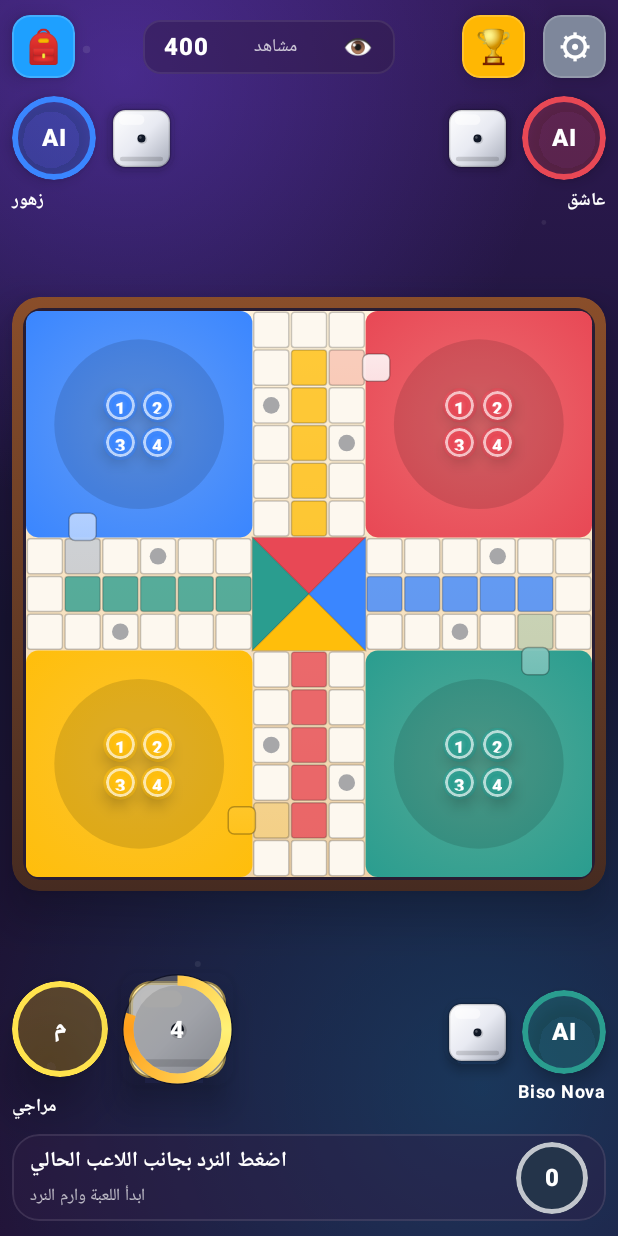
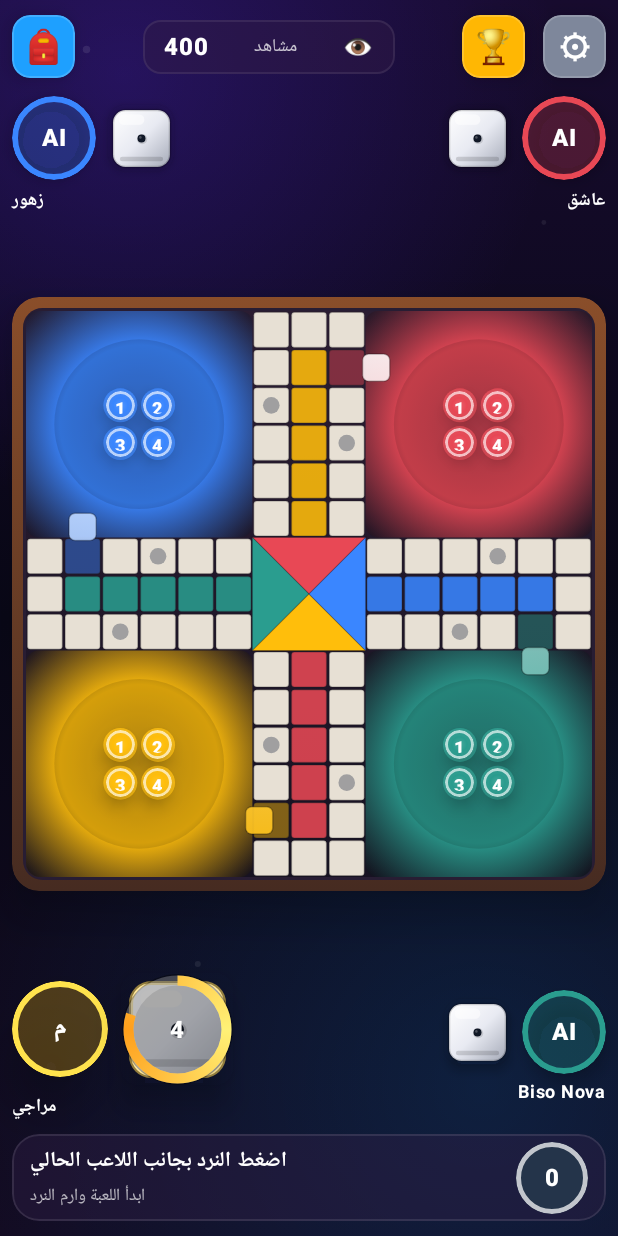
Before and after one commit to hamza2234/New, an Android app built with Jetpack Compose: the screen it shows after launch (MainActivity), after a tap on "ابدأ", on a phone screen of 412 x 824 dp. Run offline under Robolectric (Android 15) with nearby library versions, the phone set to English and light mode, and no system bars; 3 other taps on this screen came first.

Commit message:
Align piece direction and darken board
Co-authored-by: hamza2234 <hamza2234@users.noreply.github.com>

```diff
--- a/app/src/main/java/com/example/ludo/LudoGameEngine.kt
+++ b/app/src/main/java/com/example/ludo/LudoGameEngine.kt
@@ -193,7 +193,7 @@ class LudoGameEngine(
     }
 
     private fun absoluteTrackCell(owner: LudoPlayerColor, progress: Int): Int =
-        (owner.startCell + progress) % TRACK_CELL_COUNT
+        (owner.startCell - progress + TRACK_CELL_COUNT) % TRACK_CELL_COUNT
 
     private fun nextTurnAfter(state: LudoUiState, dice: Int): LudoPlayerColor {
         if (dice == 6) return state.currentTurn
--- a/app/src/main/java/com/example/ludo/LudoScreen.kt
+++ b/app/src/main/java/com/example/ludo/LudoScreen.kt
@@ -305,9 +305,9 @@ private fun PremiumBackground(
             .background(
                 Brush.verticalGradient(
                     listOf(
-                        Color(0xFF301A55),
-                        Color(0xFF171331),
-                        Color(0xFF221338),
+                        Color(0xFF170B2E),
+                        Color(0xFF090817),
+                        Color(0xFF130B22),
                     ),
                 ),
             ),
@@ -315,7 +315,7 @@ private fun PremiumBackground(
         Canvas(modifier = Modifier.fillMaxSize()) {
             drawCircle(
                 brush = Brush.radialGradient(
-                    colors = listOf(Color(0xFF7C4DFF).copy(alpha = 0.34f), Color.Transparent),
+                    colors = listOf(Color(0xFF5A2EFF).copy(alpha = 0.24f), Color.Transparent),
                     center = Offset(size.width * 0.2f, size.height * 0.06f),
                     radius = size.width * 0.7f,
                 ),
@@ -324,7 +324,7 @@ private fun PremiumBackground(
             )
             drawCircle(
                 brush = Brush.radialGradient(
-                    colors = listOf(Color(0xFF00D9FF).copy(alpha = 0.18f), Color.Transparent),
+                    colors = listOf(Color(0xFF00A3FF).copy(alpha = 0.14f), Color.Transparent),
                     center = Offset(size.width * 0.78f, size.height * 0.88f),
                     radius = size.width * 0.85f,
                 ),
@@ -1371,7 +1371,7 @@ private fun androidx.compose.ui.graphics.drawscope.DrawScope.drawPremiumBoard()
     val stroke = 1.dp.toPx()
 
     drawRoundRect(
-        brush = Brush.verticalGradient(listOf(Color(0xFFFFF3DC), Color(0xFFEED2A8))),
+        brush = Brush.verticalGradient(listOf(Color(0xFF2B1D32), Color(0xFF171222))),
         size = Size(boardSize, boardSize),
         cornerRadius = CornerRadius(cell * 0.38f),
     )
@@ -1380,8 +1380,9 @@ private fun androidx.compose.ui.graphics.drawscope.DrawScope.drawPremiumBoard()
         drawRoundRect(
             brush = Brush.radialGradient(
                 colors = listOf(
-                    block.color.toColor().copy(alpha = 0.78f),
-                    block.color.toColor(),
+                    block.color.toColor().copy(alpha = 0.76f),
+                    block.color.toColor().copy(alpha = 0.94f),
+                    Color.Black.copy(alpha = 0.22f),
                 ),
                 center = Offset((block.col + 3f) * cell, (block.row + 3f) * cell),
                 radius = cell * 4.2f,
@@ -1398,12 +1399,12 @@ private fun androidx.compose.ui.graphics.drawscope.DrawScope.drawPremiumBoard()
     }
 
     LudoBoardLayout.trackCells.forEachIndexed { index, grid ->
-        val safeColor = LudoBoardLayout.safeCellColor(index)?.toColor()?.copy(alpha = 0.22f)
+        val safeColor = LudoBoardLayout.safeCellColor(index)?.toColor()?.copy(alpha = 0.45f)
         drawBoardCell(
             col = grid.col,
             row = grid.row,
             cell = cell,
-            fill = safeColor ?: Color(0xFFFDF8EF),
+            fill = safeColor ?: Color(0xFFE7E0D4),
             strokeWidth = stroke,
         )
         if (index in LudoBoardLayout.starCells) {
@@ -1421,7 +1422,7 @@ private fun androidx.compose.ui.graphics.drawscope.DrawScope.drawPremiumBoard()
                 col = grid.col,
                 row = grid.row,
                 cell = cell,
-                fill = color.toColor().copy(alpha = 0.78f),
+                fill = color.toColor().copy(alpha = 0.88f),
                 strokeWidth = stroke,
             )
         }
@@ -1431,7 +1432,7 @@ private fun androidx.compose.ui.graphics.drawscope.DrawScope.drawPremiumBoard()
         cells.forEach { grid ->
             drawCircle(
                 brush = Brush.radialGradient(
-                    listOf(Color.White.copy(alpha = 0.55f), color.toColor().copy(alpha = 0.86f)),
+                    listOf(Color.White.copy(alpha = 0.46f), color.toColor().copy(alpha = 0.96f)),
                     center = Offset((grid.col + 0.5f) * cell, (grid.row + 0.5f) * cell),
                     radius = cell * 0.46f,
                 ),
@@ -1597,7 +1598,7 @@ private object LudoBoardLayout {
     )
 
     val doorPoints = mapOf(
-        LudoPlayerColor.Yellow to BoardPoint(5.72f, 13.5f),
+        LudoPlayerColor.Yellow to BoardPoint(6.18f, 13.5f),
         LudoPlayerColor.Blue to BoardPoint(1.5f, 5.72f),
         LudoPlayerColor.Red to BoardPoint(9.28f, 1.5f),
         LudoPlayerColor.Green to BoardPoint(13.5f, 9.28f),
@@ -1611,7 +1612,7 @@ private object LudoBoardLayout {
     fun pointFor(owner: LudoPlayerColor, progress: Int): BoardPoint {
         val grid = when {
             progress in FIRST_TRACK_PROGRESS..LAST_TRACK_PROGRESS -> {
-                val absoluteIndex = (owner.startCell + progress) % trackCells.size
+                val absoluteIndex = (owner.startCell - progress + trackCells.size) % trackCells.size
                 trackCells[absoluteIndex]
             }
             progress >= FIRST_HOME_LANE_PROGRESS -> {
```
Also changed, not shown: 2 other files.
